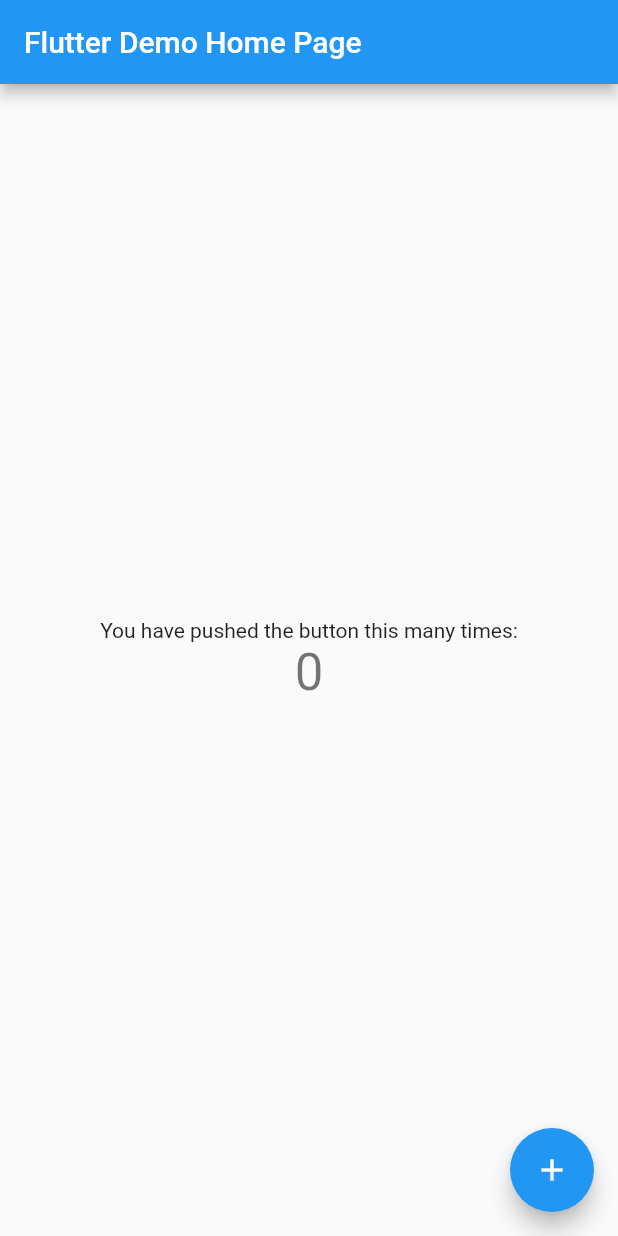
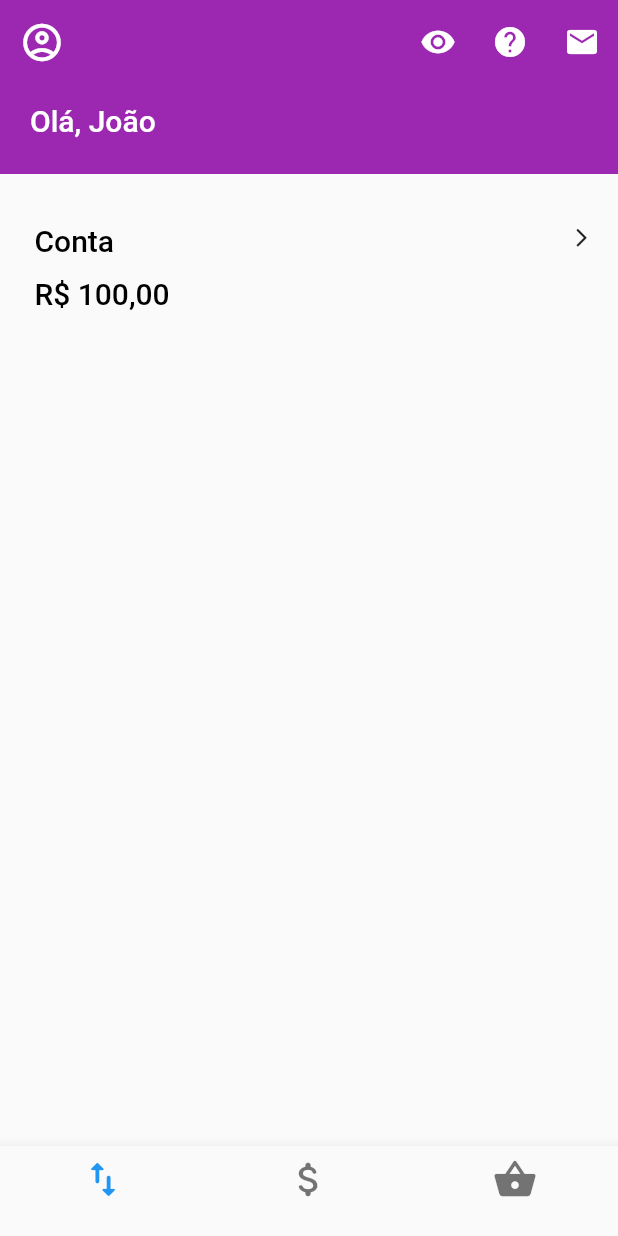
Before and after one commit to Palagio/clone_nubank, a Flutter app: the screen it shows after launch, on a phone screen of 412 x 824 dp. Run offline on Flutter 3.47's test engine with Material 2 defaults, Android fonts, the phone set to English and light mode, and no system bars.

Commit message:
homepage feat

```diff
--- /dev/null
+++ b/lib/app_bar.dart
@@ -0,0 +1,29 @@
+import 'package:flutter/material.dart';
+
+class AppBarWidget extends AppBar {
+  AppBarWidget({Key? key, double elevation = 0})
+      : super(
+            key: key,
+            backgroundColor: Colors.purple,
+            elevation: elevation,
+            leading: IconButton(
+              iconSize: 30,
+              onPressed: () {},
+              icon: const Icon(Icons.account_circle_outlined),
+              highlightColor: Colors.purpleAccent,
+            ),
+            actions: [
+              IconButton(
+                onPressed: () {},
+                icon: const Icon(Icons.remove_red_eye),
+              ),
+              IconButton(
+                onPressed: () {},
+                icon: const Icon(Icons.help),
+              ),
+              IconButton(
+                onPressed: () {},
+                icon: const Icon(Icons.mail),
+              ),
+            ]);
+}
--- /dev/null
+++ b/lib/home_page.dart
@@ -0,0 +1,110 @@
+import 'package:flutter/material.dart';
+import 'package:primeiro_projeto/app_bar.dart';
+
+class HomePage extends StatelessWidget {
+  const HomePage({Key? key}) : super(key: key);
+
+  @override
+  Widget build(BuildContext context) {
+    return SafeArea(
+      child: Scaffold(
+        appBar: AppBarWidget(),
+        body: SingleChildScrollView(
+          child: Column(
+            children: [
+              Container(
+                width: MediaQuery.of(context).size.width,
+                height: 60,
+                color: Colors.purple,
+                child: const Padding(
+                  padding: EdgeInsets.only(
+                    left: 20,
+                    top: 13,
+                  ),
+                  child: Text(
+                    'Olá, João',
+                    style: TextStyle(
+                      color: Colors.white,
+                      fontSize: 20,
+                      fontWeight: FontWeight.w500,
+                    ),
+                  ),
+                ),
+              ),
+              const SizedBox(
+                height: 15,
+              ),
+              SizedBox(
+                width: MediaQuery.of(context).size.width,
+                height: 80,
+                child: Stack(
+                  children: const [
+                    Positioned(
+                      top: 10,
+                      left: 15,
+                      child: SizedBox(
+                        child: Padding(
+                          padding: EdgeInsets.all(8.0),
+                          child: Text(
+                            'Conta',
+                            style: TextStyle(
+                              color: Colors.black,
+                              fontSize: 20,
+                              fontWeight: FontWeight.w500,
+                            ),
+                          ),
+                        ),
+                      ),
+                    ),
+                    Positioned(
+                      top: 45,
+                      left: 15,
+                      child: SizedBox(
+                        child: Padding(
+                          padding: EdgeInsets.all(8.0),
+                          child: Text(
+                            'R\$ 100,00',
+                            style: TextStyle(
+                              color: Colors.black,
+                              fontSize: 20,
+                              fontWeight: FontWeight.w500,
+                            ),
+                          ),
+                        ),
+                      ),
+                    ),
+                    Positioned(
+                      left: 380,
+                      top: 20,
+                      child: Icon(
+                        Icons.arrow_forward_ios_rounded,
+                        size: 15,
+                      ),
+                    )
+                  ],
+                ),
+              ),
+              const SizedBox(
+                height: 20,
+              ),
+            ],
+          ),
+        ),
+        bottomNavigationBar: BottomNavigationBar(iconSize: 30, items: const [
+          BottomNavigationBarItem(
+            icon: Icon(Icons.swap_vert_rounded),
+            label: '',
+          ),
+          BottomNavigationBarItem(
+            icon: Icon(Icons.attach_money_rounded),
+            label: '',
+          ),
+          BottomNavigationBarItem(
+            icon: Icon(Icons.shopping_basket_rounded),
+            label: '',
+          ),
+        ]),
+      ),
+    );
+  }
+}
--- a/lib/main.dart
+++ b/lib/main.dart
@@ -1,4 +1,6 @@
 import 'package:flutter/material.dart';
+
+import 'home_page.dart';
 
 void main() {
   runApp(const MyApp());
@@ -7,109 +9,10 @@ void main() {
 class MyApp extends StatelessWidget {
   const MyApp({Key? key}) : super(key: key);
 
-  // This widget is the root of your application.
   @override
   Widget build(BuildContext context) {
     return MaterialApp(
-      title: 'Flutter Demo',
-      theme: ThemeData(
-        // This is the theme of your application.
-        //
-        // Try running your application with "flutter run". You'll see the
-        // application has a blue toolbar. Then, without quitting the app, try
-        // changing the primarySwatch below to Colors.green and then invoke
-        // "hot reload" (press "r" in the console where you ran "flutter run",
-        // or simply save your changes to "hot reload" in a Flutter IDE).
-        // Notice that the counter didn't reset back to zero; the application
-        // is not restarted.
-        primarySwatch: Colors.blue,
-      ),
-      home: const MyHomePage(title: 'Flutter Demo Home Page'),
+      home: HomePage(),
     );
   }
 }
-
-class MyHomePage extends StatefulWidget {
-  const MyHomePage({Key? key, required this.title}) : super(key: key);
-
-  // This widget is the home page of your application. It is stateful, meaning
-  // that it has a State object (defined below) that contains fields that affect
-  // how it looks.
-
-  // This class is the configuration for the state. It holds the values (in this
-  // case the title) provided by the parent (in this case the App widget) and
-  // used by the build method of the State. Fields in a Widget subclass are
-  // always marked "final".
-
-  final String title;
-
-  @override
-  State<MyHomePage> createState() => _MyHomePageState();
-}
-
-class _MyHomePageState extends State<MyHomePage> {
-  int _counter = 0;
-
-  void _incrementCounter() {
-    setState(() {
-      // This call to setState tells the Flutter framework that something has
-      // changed in this State, which causes it to rerun the build method below
-      // so that the display can reflect the updated values. If we changed
-      // _counter without calling setState(), then the build method would not be
-      // called again, and so nothing would appear to happen.
-      _counter++;
-    });
-  }
-
-  @override
-  Widget build(BuildContext context) {
-    // This method is rerun every time setState is called, for instance as done
-    // by the _incrementCounter method above.
-    //
-    // The Flutter framework has been optimized to make rerunning build methods
-    // fast, so that you can just rebuild anything that needs updating rather
-    // than having to individually change instances of widgets.
-    return Scaffold(
-      appBar: AppBar(
-        // Here we take the value from the MyHomePage object that was created by
-        // the App.build method, and use it to set our appbar title.
-        title: Text(widget.title),
-      ),
-      body: Center(
-        // Center is a layout widget. It takes a single child and positions it
-        // in the middle of the parent.
-        child: Column(
-          // Column is also a layout widget. It takes a list of children and
-          // arranges them vertically. By default, it sizes itself to fit its
-          // children horizontally, and tries to be as tall as its parent.
-          //
-          // Invoke "debug painting" (press "p" in the console, choose the
-          // "Toggle Debug Paint" action from the Flutter Inspector in Android
-          // Studio, or the "Toggle Debug Paint" command in Visual Studio Code)
-          // to see the wireframe for each widget.
-          //
-          // Column has various properties to control how it sizes itself and
-          // how it positions its children. Here we use mainAxisAlignment to
-          // center the children vertically; the main axis here is the vertical
-          // axis because Columns are vertical (the cross axis would be
-          // horizontal).
-          mainAxisAlignment: MainAxisAlignment.center,
-          children: <Widget>[
-            const Text(
-              'You have pushed the button this many times:',
-            ),
-            Text(
-              '$_counter',
-              style: Theme.of(context).textTheme.headline4,
-            ),
-          ],
-        ),
-      ),
-      floatingActionButton: FloatingActionButton(
-        onPressed: _incrementCounter,
-        tooltip: 'Increment',
-        child: const Icon(Icons.add),
-      ), // This trailing comma makes auto-formatting nicer for build methods.
-    );
-  }
-}
```
